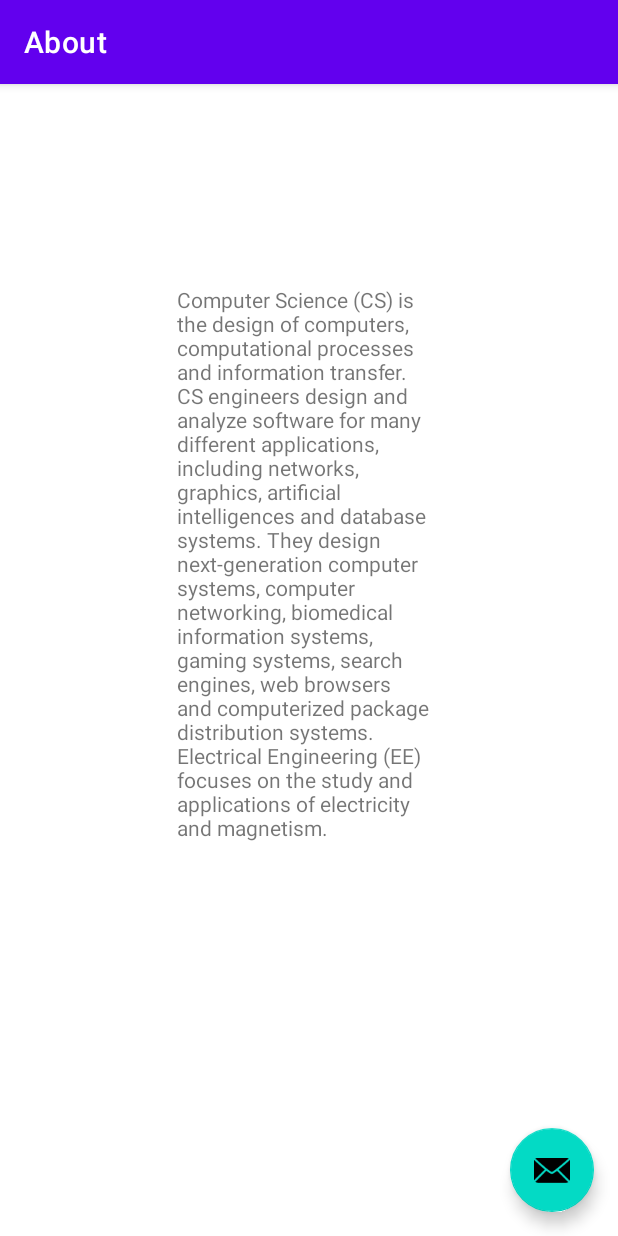
After one commit to brentonmdunn/senior-app, an Android app: the About screen opened directly, with no data from a screen before it, on a phone screen of 412 x 824 dp. The commit adds this screen. Run offline under Robolectric (Android 15) with nearby library versions, the phone set to English and light mode, and no system bars.

Commit message:
Add about screen

```diff
--- a/app/src/main/AndroidManifest.xml
+++ b/app/src/main/AndroidManifest.xml
@@ -9,6 +9,10 @@
         android:roundIcon="@mipmap/ic_launcher_round"
         android:supportsRtl="true"
         android:theme="@style/Theme.SeniorApp">
+        <activity
+            android:name=".About"
+            android:label="@string/title_activity_about"
+            android:theme="@style/Theme.SeniorApp.NoActionBar"></activity>
         <activity
             android:name=".MainActivity"
             android:label="@string/app_name"
--- /dev/null
+++ b/app/src/main/java/com/example/seniorapp/About.java
@@ -0,0 +1,31 @@
+package com.example.seniorapp;
+
+import android.os.Bundle;
+
+import com.google.android.material.floatingactionbutton.FloatingActionButton;
+import com.google.android.material.snackbar.Snackbar;
+
+import androidx.appcompat.app.AppCompatActivity;
+import androidx.appcompat.widget.Toolbar;
+
+import android.view.View;
+
+public class About extends AppCompatActivity {
+
+    @Override
+    protected void onCreate(Bundle savedInstanceState) {
+        super.onCreate(savedInstanceState);
+        setContentView(R.layout.activity_about);
+        Toolbar toolbar = findViewById(R.id.toolbar);
+        setSupportActionBar(toolbar);
+
+        FloatingActionButton fab = findViewById(R.id.fab);
+        fab.setOnClickListener(new View.OnClickListener() {
+            @Override
+            public void onClick(View view) {
+                Snackbar.make(view, "Replace with your own action", Snackbar.LENGTH_LONG)
+                        .setAction("Action", null).show();
+            }
+        });
+    }
+}
--- /dev/null
+++ b/app/src/main/res/layout/activity_about.xml
@@ -0,0 +1,33 @@
+<?xml version="1.0" encoding="utf-8"?>
+<androidx.coordinatorlayout.widget.CoordinatorLayout xmlns:android="http://schemas.android.com/apk/res/android"
+    xmlns:app="http://schemas.android.com/apk/res-auto"
+    xmlns:tools="http://schemas.android.com/tools"
+    android:layout_width="match_parent"
+    android:layout_height="match_parent"
+    tools:context=".About">
+
+    <com.google.android.material.appbar.AppBarLayout
+        android:layout_width="match_parent"
+        android:layout_height="wrap_content"
+        android:theme="@style/Theme.SeniorApp.AppBarOverlay">
+
+        <androidx.appcompat.widget.Toolbar
+            android:id="@+id/toolbar"
+            android:layout_width="match_parent"
+            android:layout_height="?attr/actionBarSize"
+            android:background="?attr/colorPrimary"
+            app:popupTheme="@style/Theme.SeniorApp.PopupOverlay" />
+
+    </com.google.android.material.appbar.AppBarLayout>
+
+    <include layout="@layout/content_about" />
+
+    <com.google.android.material.floatingactionbutton.FloatingActionButton
+        android:id="@+id/fab"
+        android:layout_width="wrap_content"
+        android:layout_height="wrap_content"
+        android:layout_gravity="bottom|end"
+        android:layout_margin="@dimen/fab_margin"
+        app:srcCompat="@android:drawable/ic_dialog_email" />
+
+</androidx.coordinatorlayout.widget.CoordinatorLayout>
--- /dev/null
+++ b/app/src/main/res/layout/content_about.xml
@@ -0,0 +1,20 @@
+<?xml version="1.0" encoding="utf-8"?>
+<androidx.constraintlayout.widget.ConstraintLayout xmlns:android="http://schemas.android.com/apk/res/android"
+    xmlns:app="http://schemas.android.com/apk/res-auto"
+    xmlns:tools="http://schemas.android.com/tools"
+    android:layout_width="match_parent"
+    android:layout_height="match_parent"
+    app:layout_behavior="@string/appbar_scrolling_view_behavior">
+
+    <TextView
+        android:id="@+id/aboutText"
+        android:layout_width="176dp"
+        android:layout_height="500dp"
+        android:text="Computer Science (CS) is the design of computers, computational processes and information transfer. CS engineers design and analyze software for many different applications, including networks, graphics, artificial intelligences and database systems. They design next-generation computer systems, computer networking, biomedical information systems, gaming systems, search engines, web browsers and computerized package distribution systems. Electrical Engineering (EE) focuses on the study and applications of electricity and magnetism.
+
+"
+        app:layout_constraintBottom_toBottomOf="parent"
+        app:layout_constraintEnd_toEndOf="parent"
+        app:layout_constraintStart_toStartOf="parent"
+        app:layout_constraintTop_toTopOf="parent" />
+</androidx.constraintlayout.widget.ConstraintLayout>
--- a/app/src/main/res/values/strings.xml
+++ b/app/src/main/res/values/strings.xml
@@ -9,4 +9,5 @@
 
     <string name="hello_first_fragment">Hello first fragment</string>
     <string name="hello_second_fragment">Hello second fragment. Arg: %1$s</string>
+    <string name="title_activity_about">About</string>
 </resources>
```
Also changed, not shown: app/src/main/java/com/example/seniorapp/First2Fragment.java (added, +34 -0 lines), app/src/main/java/com/example/seniorapp/MainActivity.java (+11 -1 lines), app/src/main/java/com/example/seniorapp/Second2Fragment.java (added, +34 -0 lines), app/src/main/res/layout/content_main.xml (+9 -0 lines), app/src/main/res/layout/fragment_first2.xml (added, +28 -0 lines), app/src/main/res/layout/fragment_second2.xml (added, +27 -0 lines), app/src/main/res/navigation/nav_graph.xml (+20 -0 lines).
